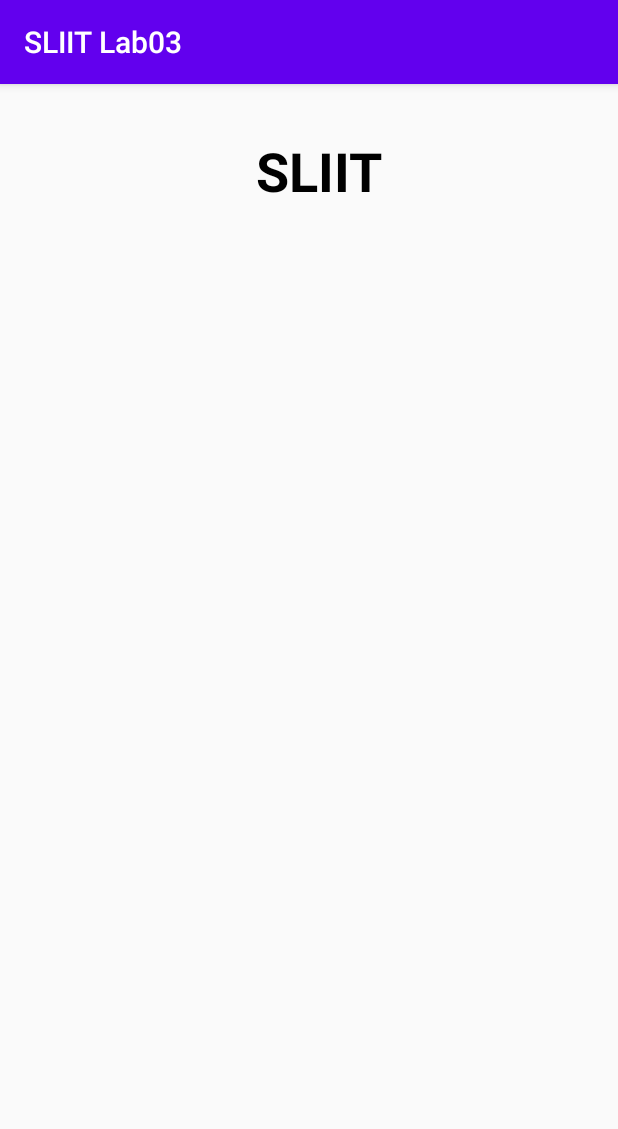
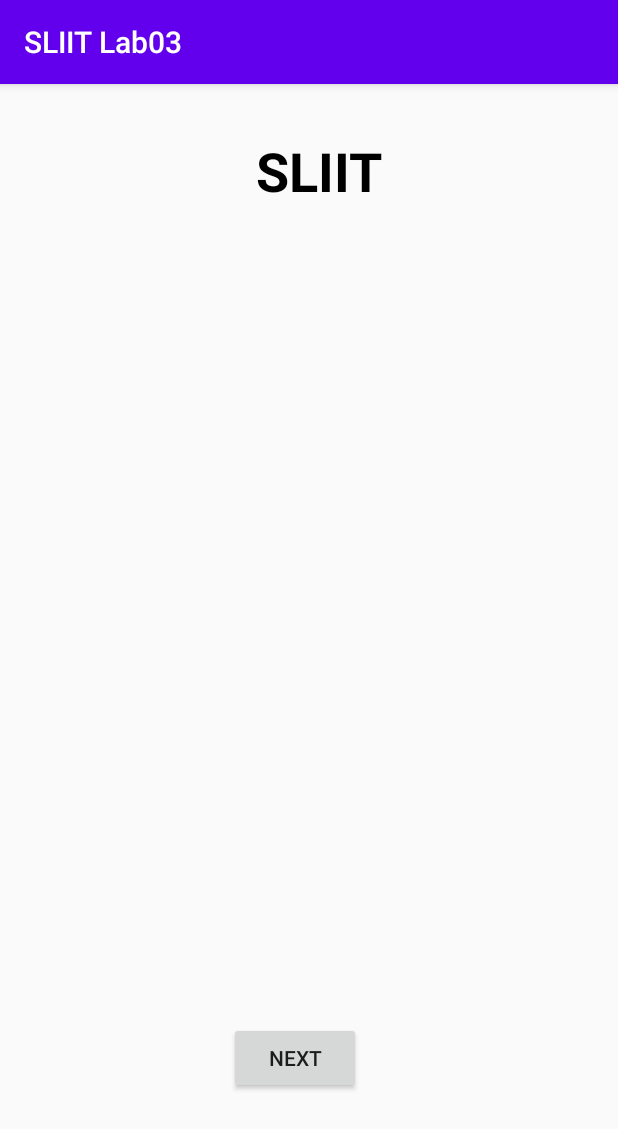
Before and after one commit to AmaSheshadi/MAD-Project, an Android app: the screen it shows after launch (MainActivity), on a phone screen of 412 x 824 dp. Shown: the top 1129 px of the screen. Run offline under Robolectric (Android 15) with nearby library versions, the phone set to English and light mode, and no system bars.

Commit message:
lab 3 added navigate to next page

```diff
--- a/app/src/main/AndroidManifest.xml
+++ b/app/src/main/AndroidManifest.xml
@@ -9,6 +9,10 @@
         android:roundIcon="@mipmap/ic_launcher_round"
         android:supportsRtl="true"
         android:theme="@style/AppTheme">
+        <activity android:name=".DisplayMessageActivity"
+            android:parentActivityName=".tute1">
+
+        </activity>
         <activity android:name=".MainActivity">
             <intent-filter>
                 <action android:name="android.intent.action.MAIN" />
--- a/app/src/main/res/layout/activity_main.xml
+++ b/app/src/main/res/layout/activity_main.xml
@@ -20,4 +20,19 @@
         app:layout_constraintStart_toStartOf="parent"
         app:layout_constraintTop_toTopOf="parent"
         app:layout_constraintVertical_bias="0.048" />
+
+    <Button
+        android:id="@+id/button"
+        android:layout_width="wrap_content"
+        android:layout_height="wrap_content"
+        android:layout_marginStart="152dp"
+        android:layout_marginLeft="152dp"
+        android:layout_marginTop="530dp"
+        android:layout_marginEnd="171dp"
+        android:layout_marginRight="171dp"
+        android:text="Next"
+        app:layout_constraintBottom_toBottomOf="parent"
+        app:layout_constraintEnd_toEndOf="parent"
+        app:layout_constraintStart_toStartOf="parent"
+        app:layout_constraintTop_toTopOf="parent" />
 </androidx.constraintlayout.widget.ConstraintLayout>
--- a/app/src/main/res/values/strings.xml
+++ b/app/src/main/res/values/strings.xml
@@ -1,4 +1,6 @@
 <resources>
     <string name="app_name">SLIIT Lab03</string>
+    <string name="edit_massege">Enter a massege</string>
+    <string name="button_send">Send</string>
 
 </resources>
```
Also changed, not shown: app/src/main/java/com/example/lab3/DisplayMessageActivity.java (added, +22 -0 lines), app/src/main/java/com/example/lab3/tute1.java (added, +27 -0 lines), app/src/main/res/layout/activity_display_mesage.xml (added, +21 -0 lines), app/src/main/res/layout/tute1.xml (added, +44 -0 lines).
